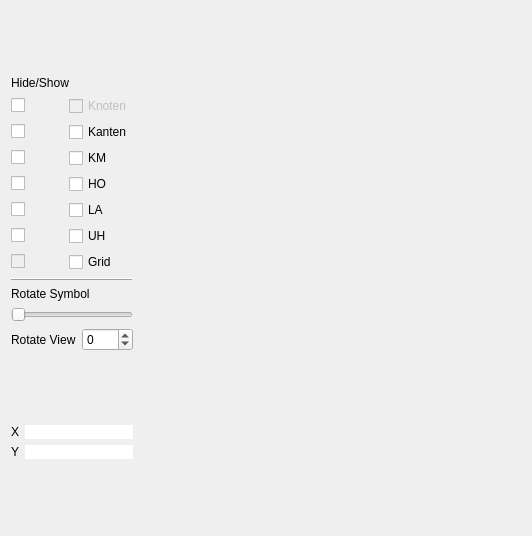
Before: the Qt Designer form AutoCADDB/qgraphicsmainwindow.ui in DB-Netz-AutomatedPlanning/AutoPlan-QT, drawn with Qt 5.
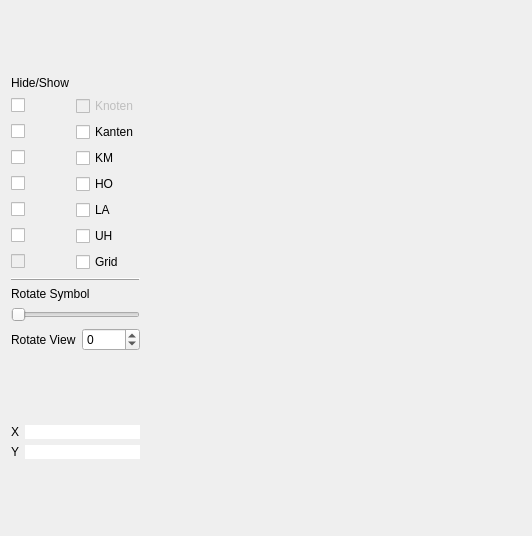
After: the same form once the commit is applied.

Diff of the .ui file:
```diff
--- a/AutoCADDB/qgraphicsmainwindow.ui
+++ b/AutoCADDB/qgraphicsmainwindow.ui
@@ -241,10 +241,10 @@
          <item row="0" column="1">
           <widget class="QSpinBox" name="spinBox_RotateView">
            <property name="minimum">
-            <number>-360</number>
+            <number>-1000</number>
            </property>
            <property name="maximum">
-            <number>360</number>
+            <number>1000</number>
            </property>
            <property name="singleStep">
             <number>10</number>
```
